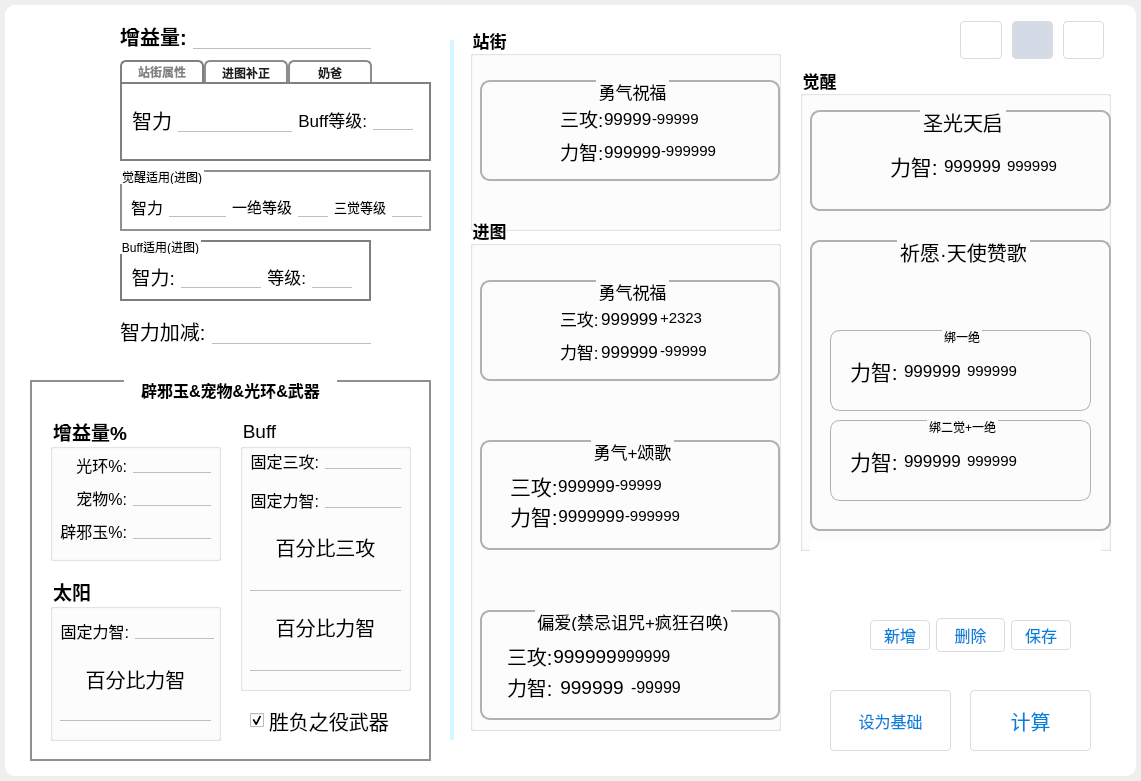
The window that UI.ui (Vixiu/count_buff) describes before a commit, drawn with Qt 5.
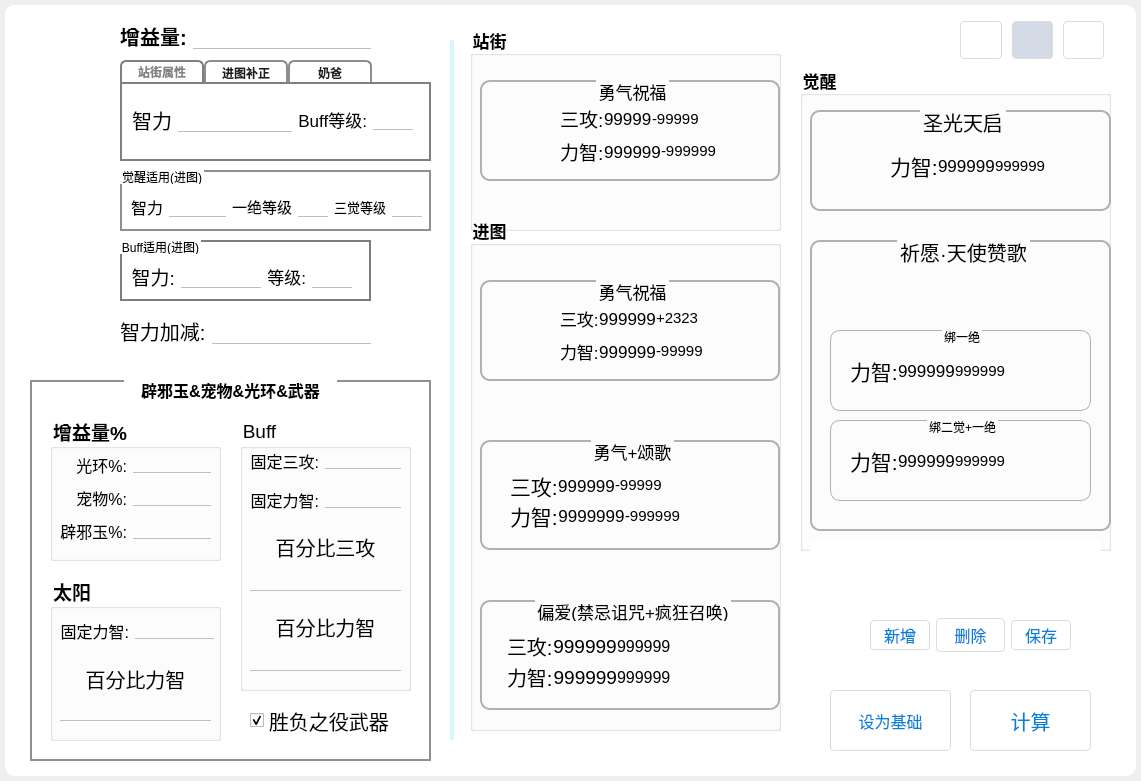
The same window after the commit. Icons and pictures are not drawn.

The edit to the form file:
```diff
--- a/UI.ui
+++ b/UI.ui
@@ -470,7 +470,7 @@
      <property name="geometry">
       <rect>
        <x>10</x>
-       <y>390</y>
+       <y>380</y>
        <width>300</width>
        <height>110</height>
       </rect>
@@ -506,7 +506,7 @@
        <rect>
         <x>27</x>
         <y>30</y>
-        <width>271</width>
+        <width>261</width>
         <height>63</height>
        </rect>
       </property>
@@ -516,6 +516,9 @@
        </property>
        <item>
         <layout class="QHBoxLayout" name="horizontalLayout_34">
+         <property name="spacing">
+          <number>0</number>
+         </property>
          <item>
           <widget class="QLabel" name="label_59">
            <property name="font">
@@ -588,7 +591,7 @@
        <item>
         <layout class="QHBoxLayout" name="horizontalLayout_32">
          <property name="spacing">
-          <number>7</number>
+          <number>0</number>
          </property>
          <item>
           <widget class="QLabel" name="label_58">
@@ -613,7 +616,7 @@
             <string>999999</string>
            </property>
            <property name="alignment">
-            <set>Qt::AlignCenter</set>
+            <set>Qt::AlignRight|Qt::AlignTrailing|Qt::AlignVCenter</set>
            </property>
           </widget>
          </item>
@@ -637,7 +640,7 @@
             </font>
            </property>
            <property name="text">
-            <string>-99999</string>
+            <string>999999</string>
            </property>
            <property name="alignment">
             <set>Qt::AlignLeading|Qt::AlignLeft|Qt::AlignVCenter</set>
@@ -931,6 +934,9 @@
        </property>
        <item>
         <layout class="QHBoxLayout" name="horizontalLayout_10">
+         <property name="spacing">
+          <number>0</number>
+         </property>
          <item>
           <widget class="QLabel" name="label_34">
            <property name="font">
@@ -1002,6 +1008,9 @@
        </item>
        <item>
         <layout class="QHBoxLayout" name="horizontalLayout_9">
+         <property name="spacing">
+          <number>0</number>
+         </property>
          <item>
           <widget class="QLabel" name="label_32">
            <property name="font">
@@ -2125,6 +2134,9 @@
        </rect>
       </property>
       <layout class="QHBoxLayout" name="horizontalLayout_30">
+       <property name="spacing">
+        <number>0</number>
+       </property>
        <property name="leftMargin">
         <number>10</number>
        </property>
@@ -2260,6 +2272,9 @@
         </rect>
        </property>
        <layout class="QHBoxLayout" name="horizontalLayout_31">
+        <property name="spacing">
+         <number>0</number>
+        </property>
         <property name="leftMargin">
          <number>20</number>
         </property>
@@ -2349,6 +2364,9 @@
         </rect>
        </property>
        <layout class="QHBoxLayout" name="horizontalLayout_33">
+        <property name="spacing">
+         <number>0</number>
+        </property>
         <property name="leftMargin">
          <number>20</number>
         </property>
```
Left out of the diff: 14 changed lines with no effect on the pictures.
